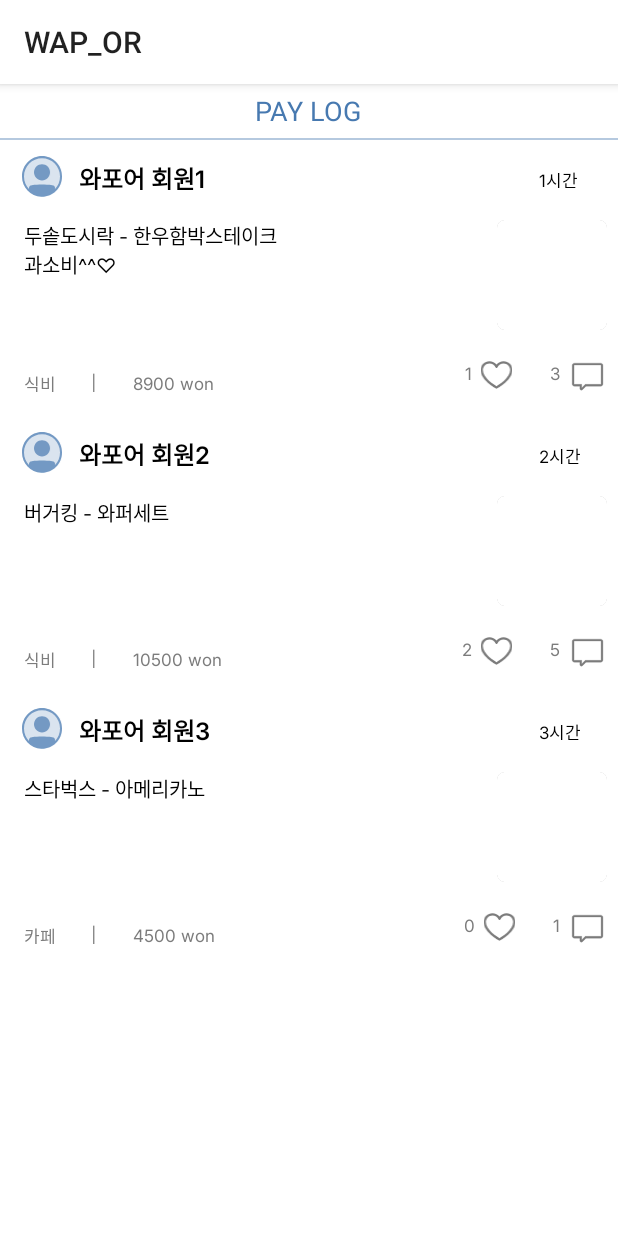
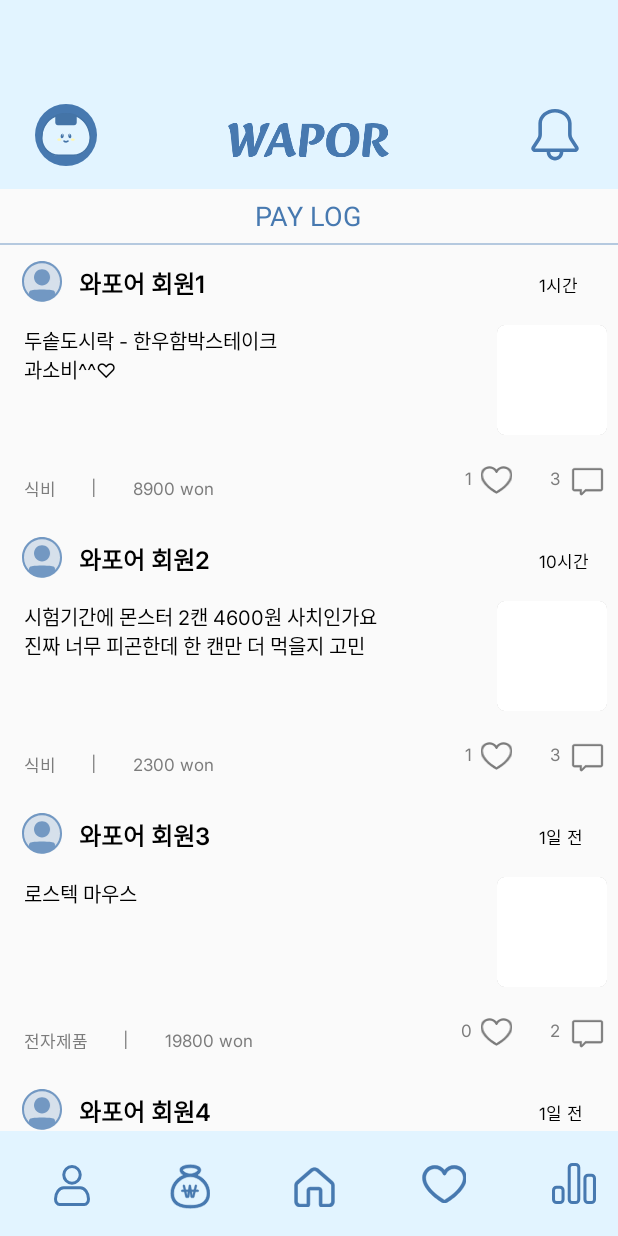
Before and after one commit to pknu-wap/WAP-OR, an Android app built with Jetpack Compose: the PaylogActivity screen opened directly, with no data from a screen before it, on a phone screen of 412 x 824 dp. Run offline under Robolectric (Android 15) with nearby library versions, the phone set to English and light mode, and no system bars.

Commit message:
Feat: 상단바 하단바 표시
상단바, 하단바 표시되고, 위에 기본 타이틀바 없앴고 데이터 추가했습니다.

```diff
--- a/client/app/src/main/AndroidManifest.xml
+++ b/client/app/src/main/AndroidManifest.xml
@@ -25,10 +25,10 @@
         <activity
             android:name=".LoginActivity"
             android:exported="true"
-            android:theme="@style/MyCustomTheme" />
+            android:theme="@style/Theme.WAP_OR" />
         <activity
             android:name=".PaylogActivity"
             android:exported="true"
-            android:theme="@style/MyCustomTheme" />
+            android:theme="@style/Theme.WAP_OR" />
     </application>
 </manifest>
--- a/client/app/src/main/java/com/example/wap_or/PaylogActivity.kt
+++ b/client/app/src/main/java/com/example/wap_or/PaylogActivity.kt
@@ -5,10 +5,10 @@ import PostAdapter
 import android.os.Bundle
 import androidx.appcompat.app.AppCompatActivity
 import androidx.recyclerview.widget.LinearLayoutManager
-import com.example.wap_or.databinding.ActivityPaylogBinding
+import com.example.wap_or.databinding.ActivityPaylogMainBinding
 
 class PaylogActivity : AppCompatActivity() {
-    private val binding by lazy { ActivityPaylogBinding.inflate(layoutInflater) }
+    private val binding by lazy { ActivityPaylogMainBinding.inflate(layoutInflater) }
     private lateinit var adapter: PostAdapter
 
     override fun onCreate(savedInstanceState: Bundle?) {
@@ -18,8 +18,12 @@ class PaylogActivity : AppCompatActivity() {
         // 데이터 리스트 생성
         val postList = arrayListOf(
             Post("와포어 회원1", "1시간 전", "두솥도시락 - 한우함박스테이크\n과소비^^♡", "식비", 8900, 1, 3),
-            Post("와포어 회원2", "2시간 전", "버거킹 - 와퍼세트", "식비", 10500, 2, 5),
-            Post("와포어 회원3", "3시간 전", "스타벅스 - 아메리카노", "카페", 4500, 0, 1)
+            Post("와포어 회원2", "10시간 전", "시험기간에 몬스터 2캔 4600원 사치인가요\n진짜 너무 피곤한데 한 캔만 더 먹을지 고민", "식비", 2300, 1, 3),
+            Post("와포어 회원3", "1일 전", "로스텍 마우스", "전자제품", 19800, 0, 2),
+            Post("와포어 회원4", "1일 전", "연어초밥 18,000원\n이런 날도 있는거지", "식비", 18000, 2, 14),
+            Post("와포어 회원5", "3일 전", "결국 샀습니다", "전자제품", 854900, 1, 28),
+            Post("와포어 회원6", "3일 전", "바쁘다 바빠\n현대사회 속\n단비같은\n감각적 ...더보기 구현 어캐하지", "식비", 1200, 1, 9),
+            Post("와포어 회원7", "3일 전", "꾸밈비. 세일할 때 사서 만오천원이에요\n진짜", "패션&잡화", 15900, 3, 1)
         )
 
         // 어댑터 초기화
--- a/client/app/src/main/res/layout/activity_paylog.xml
+++ /dev/null
@@ -1,39 +0,0 @@
-<?xml version="1.0" encoding="utf-8"?>
-<androidx.constraintlayout.widget.ConstraintLayout xmlns:android="http://schemas.android.com/apk/res/android"
-    xmlns:app="http://schemas.android.com/apk/res-auto"
-    android:layout_width="match_parent"
-    android:layout_height="match_parent"
-    android:background="#FFFFFF"
-    >
-    <!-- 상단 타이틀 바 -->
-    <FrameLayout
-        android:id="@+id/title_bar"
-        android:layout_width="match_parent"
-        android:layout_height="37dp"
-        app:layout_constraintTop_toTopOf="parent"
-        app:layout_constraintStart_toStartOf="parent">
-        <!-- 텍스트 뷰 -->
-        <TextView
-            android:layout_width="wrap_content"
-            android:layout_height="wrap_content"
-            android:text="@string/paylog_title_txt"
-            style="@style/title_style"
-            android:gravity="center"
-            android:layout_gravity="center"/>
-        <!-- 아래 수평선 -->
-        <View
-            android:layout_width="match_parent"
-            android:layout_height="1dp"
-            android:background="#B5C9DF"
-            android:layout_gravity="bottom"/>
-    </FrameLayout>
-    <androidx.recyclerview.widget.RecyclerView
-        android:id="@+id/recyclerView"
-        android:layout_width="match_parent"
-        android:layout_height="match_parent"
-        android:layout_marginTop="37dp"
-        app:layout_constraintTop_toTopOf="parent"
-        app:layout_constraintStart_toStartOf="parent"
-        />
-
-</androidx.constraintlayout.widget.ConstraintLayout>
--- a/client/app/src/main/res/layout/activity_paylog_main.xml
+++ b/client/app/src/main/res/layout/activity_paylog_main.xml
@@ -13,12 +13,32 @@
         android:layout_height="126dp" />
 
     <!-- 콘텐츠 영역 -->
-    <include
-        layout="@layout/activity_paylog"
+    <!-- 상단 타이틀 바 -->
+    <FrameLayout
+        android:id="@+id/title_bar"
+        android:layout_width="match_parent"
+        android:layout_height="37dp">
+        <!-- 텍스트 뷰 -->
+        <TextView
+            android:layout_width="wrap_content"
+            android:layout_height="wrap_content"
+            android:text="@string/paylog_title_txt"
+            style="@style/title_style"
+            android:gravity="center"
+            android:layout_gravity="center"/>
+        <!-- 아래 수평선 -->
+        <View
+            android:layout_width="match_parent"
+            android:layout_height="1dp"
+            android:background="#B5C9DF"
+            android:layout_gravity="bottom"/>
+    </FrameLayout>
+    <androidx.recyclerview.widget.RecyclerView
+        android:id="@+id/recyclerView"
         android:layout_width="match_parent"
         android:layout_height="0dp"
-        android:layout_weight="1" />
-
+        android:layout_weight="1"
+        />
     <!-- 하단 네비게이션바 -->
     <include
         layout="@layout/activity_bottom_navigation_bar"
--- a/client/app/src/main/res/values/themes.xml
+++ b/client/app/src/main/res/values/themes.xml
@@ -2,5 +2,6 @@
 <resources>
     <style name="Theme.WAP_OR" parent="Theme.AppCompat.Light.NoActionBar">
         <item name="windowNoTitle">true</item>
+        <item name="windowActionBar">false</item>
     </style>
 </resources>
```
